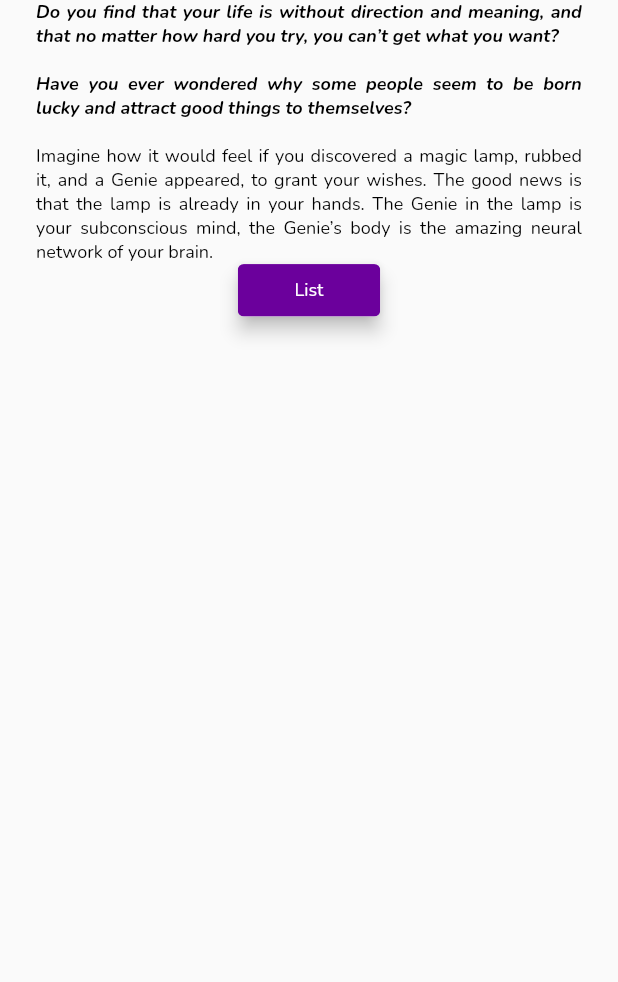
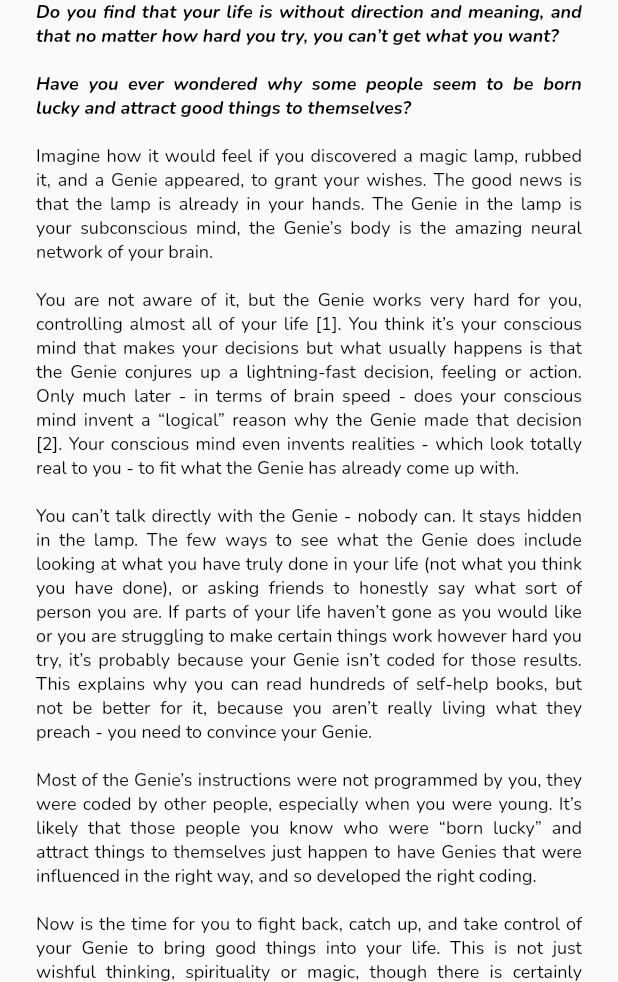
Before and after one commit to Uzairinshallah/ToDoAppp, a Flutter app: the LearnPage screen opened directly, on a phone screen of 412 x 824 dp, the part 254-1236 px from its top. Run offline on Flutter 3.47's test engine with Material 2 defaults, Android fonts, the phone set to English and light mode, and no system bars; our stand-ins replace audioplayers, device_preview, flutter_markdown, flutter_screenutil, google_fonts, hive and 1 more; accounts and stored records are empty.

Commit message:
text changes

```diff
--- a/lib/pages/learn_page.dart
+++ b/lib/pages/learn_page.dart
@@ -75,9 +75,105 @@ class _LearnPageState extends State<LearnPage> {
                           " your wishes. The good news is that the lamp is already"
                           " in your hands. The Genie in the lamp is your subconscious"
                           " mind, the Genie’s body is the amazing neural network "
-                            "of your brain.",
-                        style: AppTextStyle.nunito(style: normalStyle()))
+                          "of your brain.\n\nYou are not aware of it, but the "
+                          "Genie works very hard for you, controlling almost "
+                          "all of your life [1]. You think it’s your conscious "
+                          "mind that makes your decisions but what usually "
+                          "happens is that the Genie conjures up a lightning-fast decision, "
+                          "feeling or action. Only much later - in terms of brain speed - "
+                          "does your conscious mind invent a “logical” reason "
+                          "why the Genie made that decision [2]. "
+                          "Your conscious mind even invents realities - "
+                          "which look totally real to you - to fit what the "
+                          "Genie has already come up with.\n\nYou can’t talk "
+                          "directly with the Genie - nobody can. It stays "
+                          "hidden in the lamp. The few ways to see what the "
+                          "Genie does include looking at what you have truly "
+                          "done in your life (not what you think you have done), "
+                          "or asking friends to honestly say what sort of person you are. "
+                          "If parts of your life haven’t gone as you would like or you are "
+                          "struggling to make certain things work however hard you try, "
+                          "it’s probably because your Genie isn’t coded for those results. "
+                          "This explains why you can read hundreds of self-help books, "
+                          "but not be better for it, because you aren’t really living what they preach - "
+                          "you need to convince your Genie.\n\nMost of the "
+                          "Genie’s instructions were not programmed by you, "
+                          "they were coded by other people, especially when "
+                          "you were young. It’s likely that those people you "
+                          "know who were “born lucky” and attract things to "
+                          "themselves just happen to have Genies that were "
+                          "influenced in the right way, and so developed the "
+                          "right coding.\n\nNow is the time for you to fight "
+                          "back, catch up, and take control of your Genie to "
+                          "bring good things into your life. This is not just "
+                          "wishful thinking, spirituality or magic, though "
+                          "there is certainly “magic” in it. Neural Genie is "
+                          "a powerful, simple technique based on the best "
+                          "scientific evidence. It is not “manifestation”, "
+                          "because manifestation requires that your Genie is "
+                          "already trained to believe, which is rare. Nor is "
+                          "the technique designed to influence things that "
+                          "you can’t directly affect - but it is surprising "
+                          "what you can affect ",
+                      style: AppTextStyle.nunito(
+                        style: normalStyle(),
+                      ),
+                    ),
+                    TextSpan(text: "indirectly.\n\n", style: normalItalic()),
+                    TextSpan(
+                        text: "The Neural Genie approach teaches your Genie to "
+                            "believe through life experience, with almost "
+                            "no effort from you.",
+                        style: normalStyle()),
                   ],
+                ),
+              ),
+              const SizedBox(
+                height: 8,
+              ),
+              Image.asset(
+                "assets/images/complete.gif",
+                width: 100,
+                height: 60,
+              ),
+              const SizedBox(
+                height: 8,
+              ),
+              RichText(
+                textAlign: TextAlign.justify,
+                text: TextSpan(
+                  children: [
+                    TextSpan(
+                        text:
+                            "We’re told that we will be happy if we are successful,"
+                            " but in fact it’s the other way around [3]. Happiness"
+                            " leads to success. And happiness comes from within "
+                            "the mind.",
+                        style: normalStyle()),
+                    itItalic(),
+                    TextSpan(
+                      text: "we can control our Genie.\n\n",
+                      style: normalStyle(),
+                    ),
+                    TextSpan(
+                      text: "We’re told that our genes determine what our bodies"
+                          " become, how we behave, and which diseases we are likely "
+                          "to succumb to - as if we are completely helpless and "
+                          "must accept what we have. But genes aren’t the full "
+                          "story. The signals that our brain sends out can "
+                          "indirectly determine which parts of the genes switch "
+                          "on and off. We know that stress can cause disease. "
+                          "We know that happiness fights disease.",
+                      style: normalStyle(),
+                    ),
+                    itItalic(),
+                    TextSpan(
+                      text: "we can control our Genie.\n\n",
+                      style: normalStyle(),
+                    ),
+                  ],
+                  style: normalStyle(),
+                  text: "Here are some benefits of controlling our Genie:\n\n",
                 ),
               ),
               elevatedButton(context),
@@ -91,151 +187,33 @@ class _LearnPageState extends State<LearnPage> {
     );
   }
 
+  TextSpan itItalic() => TextSpan(text: " If ", style: normalItalic());
+
   TextStyle boldAndItalicStyle() {
-    return const TextStyle(
+    return AppTextStyle.nunito(
+      style: const TextStyle(
           fontWeight: FontWeight.bold,
           color: Colors.black,
-        fontStyle: FontStyle.italic);
+          fontStyle: FontStyle.italic),
+    );
   }
 
   TextStyle normalStyle() {
-    return const TextStyle(
-        fontWeight: FontWeight.normal, fontStyle: FontStyle.normal);
+    return AppTextStyle.nunito(
+        style: const TextStyle(
+      fontWeight: FontWeight.normal,
+      fontStyle: FontStyle.normal,
+      color: Colors.black,
+    ));
   }
 
-  Markdown buildMarkdown() {
-    return Markdown(
-      shrinkWrap: true,
-      controller: ScrollController(),
-      selectable: true,
-      data: '''
-* Do you find that your life is without direction and meaning, and that no matter how hard you try, you can’t get what you want?
-* Have you ever wondered why some people seem to be born lucky and attract good things to themselves?
-
-Imagine how it would feel if you discovered a magic lamp, rubbed it, and a Genie appeared, to grant your wishes.  The good news is that the lamp is already in your hands.  The Genie in the lamp is your subconscious mind, the Genie’s body is the amazing neural network of your brain.
-
-You are not aware of it, but the Genie works very hard for you, controlling almost all of your life.  You think it’s your conscious mind  that makes your decisions but what usually happens is that the Genie conjures up a lightning-fast decision, feeling or action.  Only _much_ later - in terms of brain speed - does your conscious mind invent a “logical” reason why the Genie made that decision.  Your conscious mind even invents realities - which look <span style="text-decoration:underline;">totally</span> real to you - to fit what the Genie has already come up with.
-
-You can’t talk directly with the Genie - nobody can.  It stays hidden in the lamp.  The few ways to see what the Genie does include looking at what you have truly done in your life (not what you _think_ you have done), or asking friends to honestly say what sort of person you are.  If parts of your life haven’t gone as you would like or you are struggling to make certain things work however hard you try, it’s probably because your Genie isn’t coded for those results.  This explains why you can read hundreds of self-help books, but not be better for it, because you aren’t really _living_ what they preach - you need to convince your Genie.
-
-Most of the Genie’s instructions were not programmed by you, they were coded by other people, especially when you were young.  It’s likely that those people you know who were “born lucky” and attract things to themselves just happen to have Genies that were influenced in the right way, and so developed the right coding.
-
-Now is the time for you to fight back, catch up, and take control of your Genie to bring good things into your life.  This is not just wishful thinking, spirituality or magic, though there is certainly “magic” in it.  Neural Genie is a powerful, simple technique based on the best scientific evidence.  It is not “manifestation”, because manifestation requires that your Genie is already trained to believe, which is rare.  Nor is the technique designed to influence things that you can’t directly affect - but it is surprising what you can affect _indirectly_.
-
-The Neural Genie approach **teaches your Genie to believe through life experience**, with almost no effort from you.
-
-![alt_text](resource:assets/images/complete.gif#300x80 "image_tooltip" )
-
-Here are some benefits of controlling our Genie:
-
-We’re told that we will be happy if we are successful, but in fact it’s the other way around. Happiness leads to success.  And happiness comes from within the mind.  _If_ we can control our Genie.
-
-We’re told that our genes determine what our bodies become, how we behave, and which diseases we are likely to succumb to - as if we are completely helpless and must accept what we have.  But genes aren’t the full story.  The signals that our brain sends out can indirectly determine which parts of the genes switch on and off.  We know that stress can cause disease.  We know that happiness fights disease.  _If_ we can control our Genie.
-
-We’re told that some people are naturally better at spotting opportunities, or at learning languages, or solving maths problems, but we can all do this if we can believe it[^4].  _If_ we can control our Genie.
-
-People are trying to change all aspects of their lives - careers, health, relationships - using many different methods.  But if you can just influence the Genie, everything else will simply follow.
-
-
-
-![alt_text](resource:assets/images/complete.gif#300x80 "image_tooltip" )
-
-Even though the Genie won’t talk directly with you, there are ways to influence it.  You could repeat things over and over, which is how you learn to drive a car without the need to think about it.  The Genie may listen to hypnosis sessions, if you are lucky.  The Genie can also be fooled, if you spend a long time  pretending to be a certain way until the attitude sticks - the so-called "fake it ‘til you make it".
-
-But you don’t need any of these techniques.  The Neural Genie method comes down to one incredibly simple principle:
-
-**_All we need to do is convince the Genie that_**
-
-**_our chosen method for life improvement will work.  _**
-
-Rather than spending a huge amount of time and effort meditating and visualising all of the things that we would like to happen, over and over again, we simply accept that the Genie is running us.  So all we need to do is:
-
-**_convince the Genie that_**
-
-**_writing something down once in a special place_**
-
-**_will make it happen._**
-
-These are the secrets of how Neural Genie works:
-
-
-
-* The scientific reasons that have been presented here
-* A special <span style="text-decoration:underline;">place</span> (The List in this app) for you to write down what you _want_ and _expect_ to happen
-* A <span style="text-decoration:underline;">potent method</span> to convince your Genie that this method works
-
-The first part of this <span style="text-decoration:underline;">potent method</span> was the unusually high price that you paid for this app.  Scientists have proven that expensive pills are more effective[^5], because our Genie thinks they are.  So your Genie already _knows_ that this app will be more effective, and will finally start working for you to make the changes that you want in your life.
-
-The second part of this <span style="text-decoration:underline;">potent method</span> steals the process that has misdirected your Genie, but this time uses it for good.  Even though you can’t talk directly with your Genie, it does take notice of the world.  If it experiences something enough, the Genie thinks this is normal, and works towards it.  If you ask for something in a certain way and the thing always materialises, the Genie will learn that what you ask for will appear.
-
-The third part of the <span style="text-decoration:underline;">potent method</span> uses the same approach that has been used by Shaolin monks for centuries to perform their amazing feats of mental and physical prowess.  The monks face a simple task, which becomes increasingly difficult until it takes an almost supernatural skill to complete.  You train your Genie in the same way.  To begin, you ask for things that you_ expect_ and _know_ will happen easily.  The Genie learns that this works, then will accept increasingly challenging wishes.
-
-While this seems difficult, you can do it using a beautifully simple  process that requires very little effort.  So let us begin….
-
-
-
-![alt_text](resource:assets/images/complete.gif#300x80 "image_tooltip" )
-
-
-There are 49 blank spaces in The List.  (There is a good reason for limiting the number).
-
-Each space is for a “Divination” - something you _expect_ and _want_ to happen.  Only when one Divination has happened can you enter the next.
-
-Begin by writing a simple Divination - a thing that you _know_ will happen.  For example “I will watch a leaf fall” in the autumn or “I will run 1 mile in 6 minutes” when your average time for 1 mile _is_ 6 minutes.  Remember… your Genie is watching.
-
-To write the Divination, click on this icon at the bottom of the screen:
-
-
-![alt_text](resource:assets/images/add.gif#300x80 "image_tooltip" )
-
-
-Once submitted, you cannot change the Divination, so be sure to write it how you want it to be (careful what you wish for...) and that it is truly what you want.  Don’t worry, the Genie knows what you _really_ want, even if it’s difficult for you to write it clearly.  You do not need to do anything else in a special or particular way.  Writing the wish in The List  is all that is needed.
-
-Your Genie will now be primed to notice the Divination when it occurs, and will bring it to your attention.  Mark it as complete by clicking the icon to the left of the Divination:
-
-![alt_text](resource:assets/images/complete_text.gif#300x80 "image_tooltip" )
-
-
-The icon will become illuminated:
-
-
-
-<p id="gdcalert8" ><span style="color: red; font-weight: bold">>>>>>  gd2md-html alert: inline image link here (to images/image8.gif). Store image on your image server and adjust path/filename/extension if necessary. </span><br>(<a href="#">Back to top</a>)(<a href="#gdcalert9">Next alert</a>)<br><span style="color: red; font-weight: bold">>>>>> </span></p>
-
-
-![alt_text](resource:assets/images/complete.gif#300x80 "image_tooltip" )
-
-
-This is _reinforcement_, where the Genie learns that what you write in The List _will_ happen.
-
-The fulfilment of one Divination will unlock the next.  Begin with perhaps ten simple things, then continue to write increasingly ambitious Divinations that you _expect_ and _want_ to happen.  Allow the Genie to bring them to your attention as you go about your normal life, and mark them as complete when they occur.  There is no limit to how quickly or slowly you achieve your Divinations.  You will know… you will feel the guidance of your Genie.
-
-That’s all there is to it.  The method works best if it is kept as simple as possible, with few rigid rules.  There’s no need to work hard.  Your Genie has been working hard all your life, programmed by the world to produce results that you didn’t necessarily ask for.  It’s now time to let your Genie work hard doing things that you <span style="text-decoration:underline;">have</span> asked for…
-
-
-
-
-
-<!-- Footnotes themselves at the bottom. -->
-## Notes
-
-[^1]:
-   According to Nobel prize winner Daniel Kahneman, PhD
-
-[^2]:
-   Researchers at the Max Planck Institute for Human Cognitive and Brain Sciences in Leipzig, Charité University Hospital and the Bernstein Center for Computational Neuroscience in Berlin found that your brain makes up its mind up to ten seconds before you realise it.
-
-[^3]:
-   According to a study of _1,000,000 _people by top positive psychology researchers
-
-[^4]:
-   A Harvard study showed that people who pretended to be fighter pilots actually had improved
-  vision because they were told that fighter pilots have excellent vision
-
-[^5]:
-    According to studies such as that carried out by the Gardner Center for Parkinson's Disease and Movement Disorders
-''',
-    );
+  TextStyle normalItalic() {
+    return AppTextStyle.nunito(
+        style: const TextStyle(
+      fontWeight: FontWeight.normal,
+      fontStyle: FontStyle.italic,
+      color: Colors.black,
+    ));
   }
 
   Widget imageWidget(String imagePath) {
```
Lines whose indentation alone changed are shown as unchanged.
